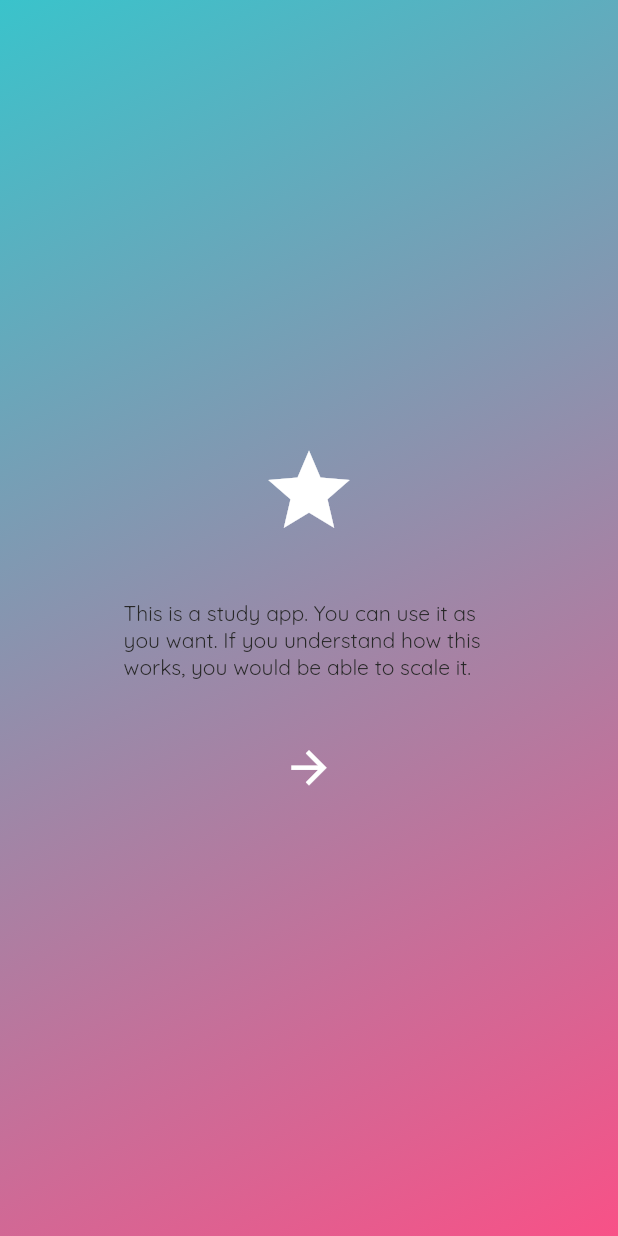
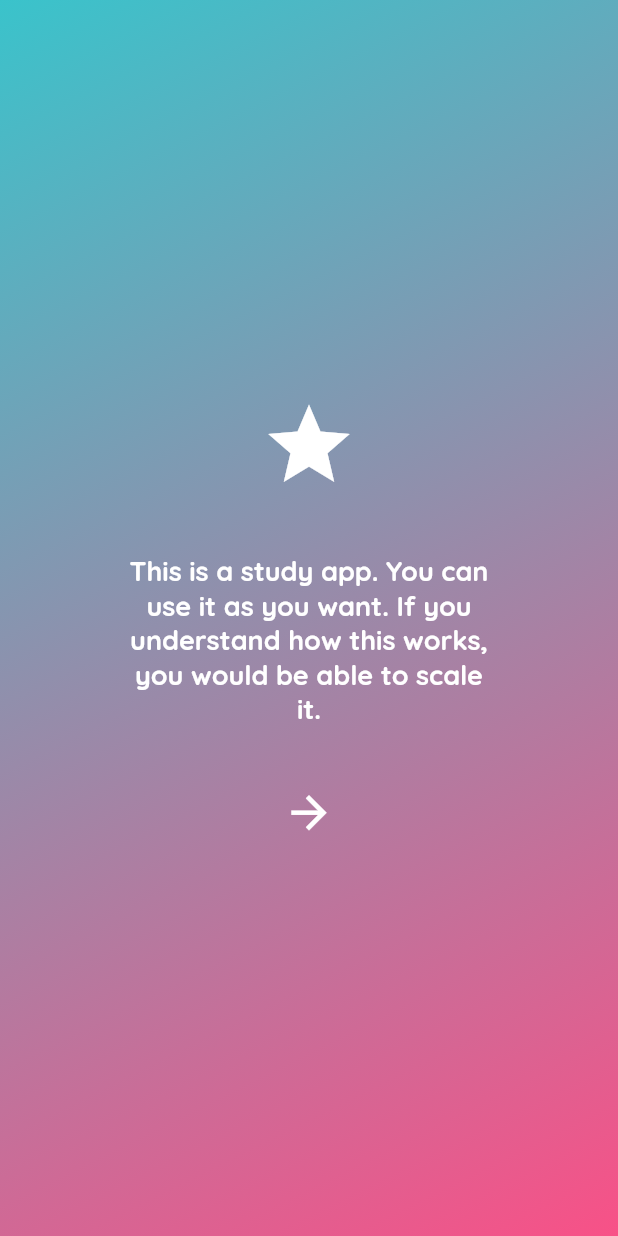
Before and after one commit to ChathraNavoda/Educational_app, a Flutter app: the screen it shows after launch, on a phone screen of 412 x 824 dp. Run offline on Flutter 3.47's test engine with Material 2 defaults, Android fonts, the phone set to English and light mode, and no system bars; our stand-ins replace cloud_firestore, firebase_core, get, google_fonts; missing offline and left inert: dart:ffi; accounts and stored records are empty; project files that could hold a hidden picture were left out.

Commit message:
finish the light theme

```diff
--- a/lib/screens/introduction/introduction.dart
+++ b/lib/screens/introduction/introduction.dart
@@ -22,7 +22,13 @@ class AppIntroductionScreen extends StatelessWidget {
               const Icon(Icons.star, size: 65),
               SizedBox(height: 40),
               const Text(
-                  'This is a study app. You can use it as you want. If you understand how this works, you would be able to scale it.'),
+                'This is a study app. You can use it as you want. If you understand how this works, you would be able to scale it.',
+                textAlign: TextAlign.center,
+                style: TextStyle(
+                    fontSize: 18,
+                    color: onSurfaceTextColor,
+                    fontWeight: FontWeight.bold),
+              ),
               SizedBox(height: 40),
               AppCircleButton(
                 onTap: () => null,
```
